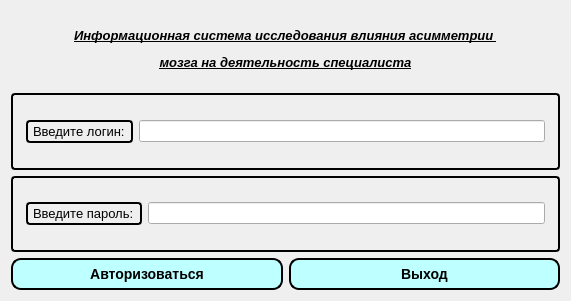
Old version of the form widget.ui in the repository gunmaden/IS-AOOZ.
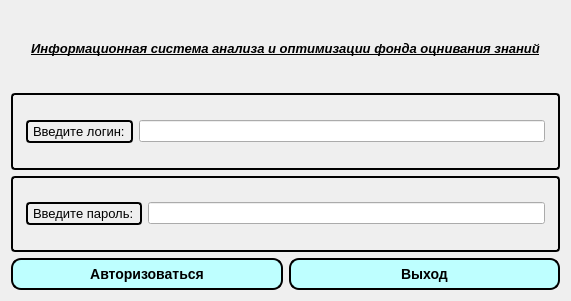
New version of the form. Icons and pictures are not drawn.

Patch:
```diff
--- a/widget.ui
+++ b/widget.ui
@@ -17,7 +17,7 @@
    <item row="0" column="0">
     <widget class="QLabel" name="label_3">
      <property name="text">
-      <string>&lt;html&gt;&lt;head/&gt;&lt;body&gt;&lt;p align=&quot;center&quot;&gt;&lt;span style=&quot; font-size:10pt; font-weight:600; font-style:italic; text-decoration: underline;&quot;&gt;Информационная система исследования влияния асимметрии &lt;/span&gt;&lt;/p&gt;&lt;p align=&quot;center&quot;&gt;&lt;span style=&quot; font-size:10pt; font-weight:600; font-style:italic; text-decoration: underline;&quot;&gt;мозга на деятельность специалиста&lt;/span&gt;&lt;/p&gt;&lt;/body&gt;&lt;/html&gt;</string>
+      <string>&lt;html&gt;&lt;head/&gt;&lt;body&gt;&lt;p align=&quot;center&quot;&gt;&lt;span style=&quot; font-size:10pt; font-weight:600; font-style:italic; text-decoration: underline;&quot;&gt;Информационная система анализа и оптимизации фонда оцнивания знаний&lt;/span&gt;&lt;/p&gt;&lt;/body&gt;&lt;/html&gt;</string>
      </property>
     </widget>
    </item>
```
